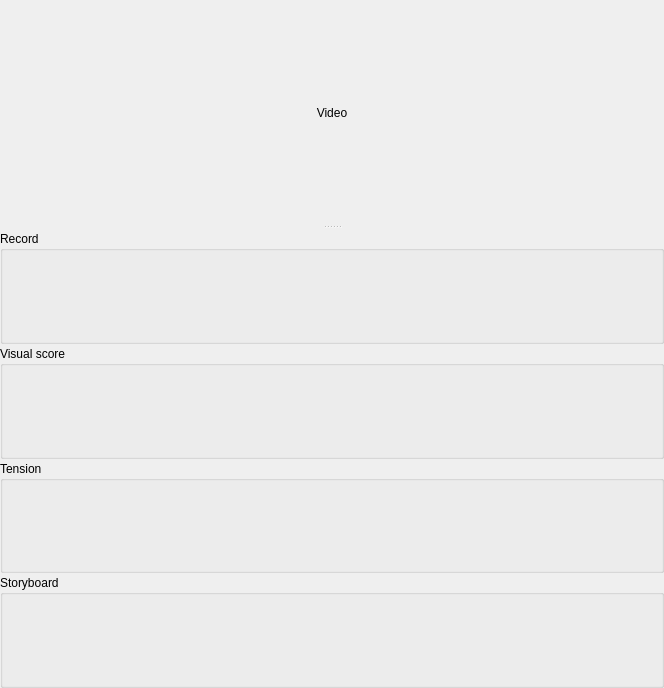
Above: components/projecteditor/lib/ProjectEditor.ui from artm/WatchThatSound3 before the change. Below: the same form after it.
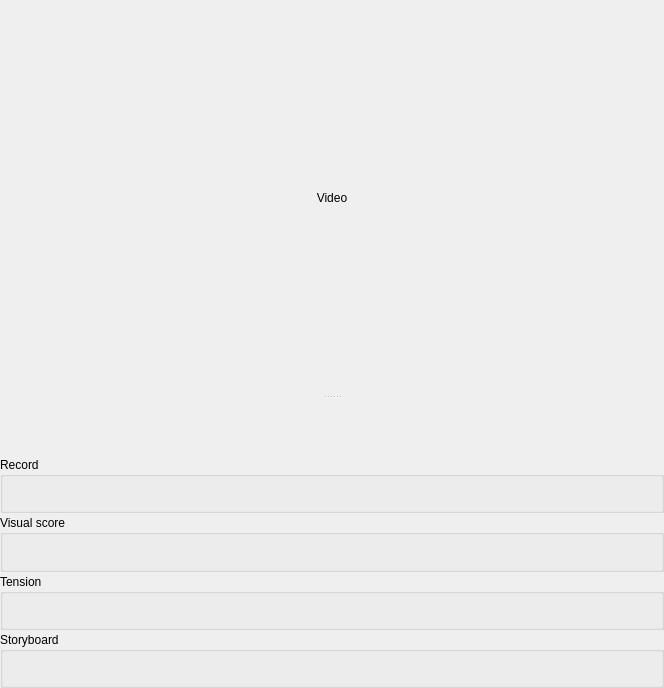
That is the form after the change.

What changed in the file:
```diff
--- a/components/projecteditor/lib/ProjectEditor.ui
+++ b/components/projecteditor/lib/ProjectEditor.ui
@@ -61,24 +61,9 @@
        </item>
        <item>
         <widget class="QGroupBox" name="record_container">
-         <property name="sizePolicy">
-          <sizepolicy hsizetype="Preferred" vsizetype="Expanding">
-           <horstretch>0</horstretch>
-           <verstretch>0</verstretch>
-          </sizepolicy>
-         </property>
-         <property name="minimumSize">
-          <size>
-           <width>0</width>
-           <height>90</height>
-          </size>
-         </property>
          <property name="title">
           <string>Record</string>
          </property>
-         <property name="flat">
-          <bool>true</bool>
-         </property>
          <layout class="QVBoxLayout" name="verticalLayout_6">
           <property name="margin">
            <number>0</number>
@@ -91,91 +76,37 @@
        </item>
        <item>
         <widget class="QGroupBox" name="score_container">
-         <property name="sizePolicy">
-          <sizepolicy hsizetype="Preferred" vsizetype="Expanding">
-           <horstretch>0</horstretch>
-           <verstretch>0</verstretch>
-          </sizepolicy>
-         </property>
-         <property name="minimumSize">
-          <size>
-           <width>0</width>
-           <height>90</height>
-          </size>
-         </property>
          <property name="title">
           <string>Visual score</string>
          </property>
-         <property name="flat">
-          <bool>true</bool>
-         </property>
          <layout class="QVBoxLayout" name="verticalLayout_5">
           <property name="margin">
            <number>0</number>
           </property>
-          <item>
-           <widget class="QWidget" name="score" native="true"/>
-          </item>
          </layout>
         </widget>
        </item>
        <item>
         <widget class="QGroupBox" name="tension_container">
-         <property name="sizePolicy">
-          <sizepolicy hsizetype="Preferred" vsizetype="Expanding">
-           <horstretch>0</horstretch>
-           <verstretch>0</verstretch>
-          </sizepolicy>
-         </property>
-         <property name="minimumSize">
-          <size>
-           <width>0</width>
-           <height>90</height>
-          </size>
-         </property>
          <property name="title">
           <string>Tension</string>
          </property>
-         <property name="flat">
-          <bool>true</bool>
-         </property>
          <layout class="QVBoxLayout" name="verticalLayout_4">
           <property name="margin">
            <number>0</number>
           </property>
-          <item>
-           <widget class="QWidget" name="tension" native="true"/>
-          </item>
          </layout>
         </widget>
        </item>
        <item>
         <widget class="QGroupBox" name="storyboard_container">
-         <property name="sizePolicy">
-          <sizepolicy hsizetype="Preferred" vsizetype="Expanding">
-           <horstretch>0</horstretch>
-           <verstretch>0</verstretch>
-          </sizepolicy>
-         </property>
-         <property name="minimumSize">
-          <size>
-           <width>0</width>
-           <height>90</height>
-          </size>
-         </property>
          <property name="title">
           <string>Storyboard</string>
          </property>
-         <property name="flat">
-          <bool>true</bool>
-         </property>
          <layout class="QVBoxLayout" name="verticalLayout_3">
           <property name="margin">
            <number>0</number>
           </property>
-          <item>
-           <widget class="QWidget" name="storyboard" native="true"/>
-          </item>
          </layout>
         </widget>
        </item>
```
Left out of the diff: 3 changed lines with no effect on the pictures.
